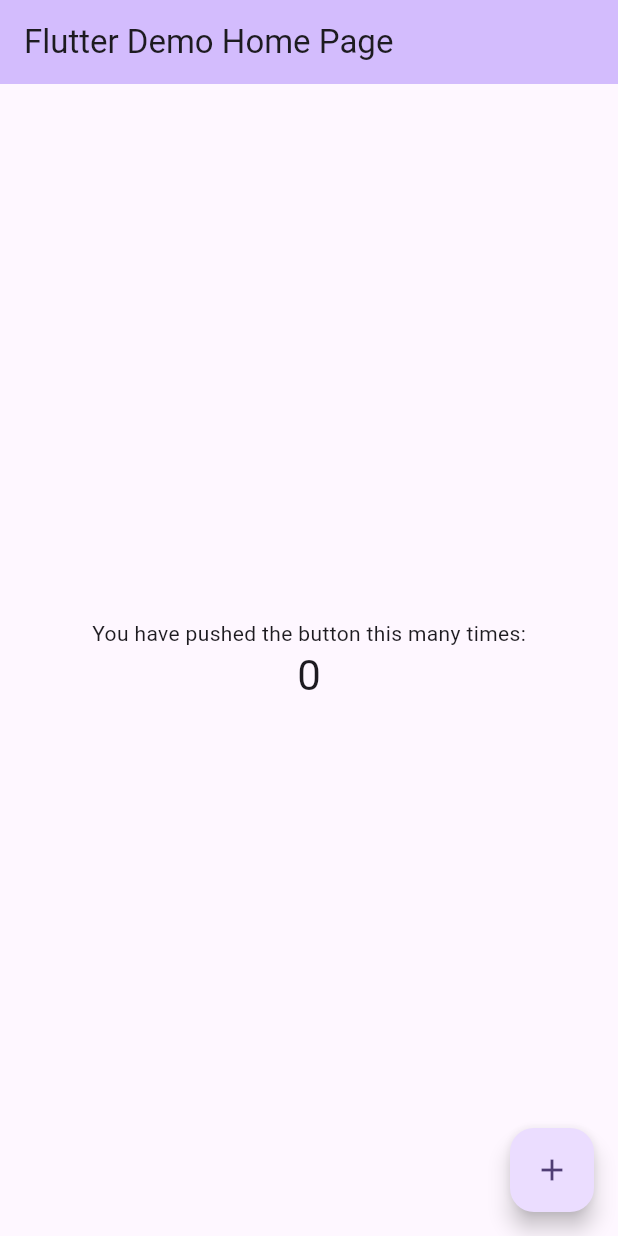
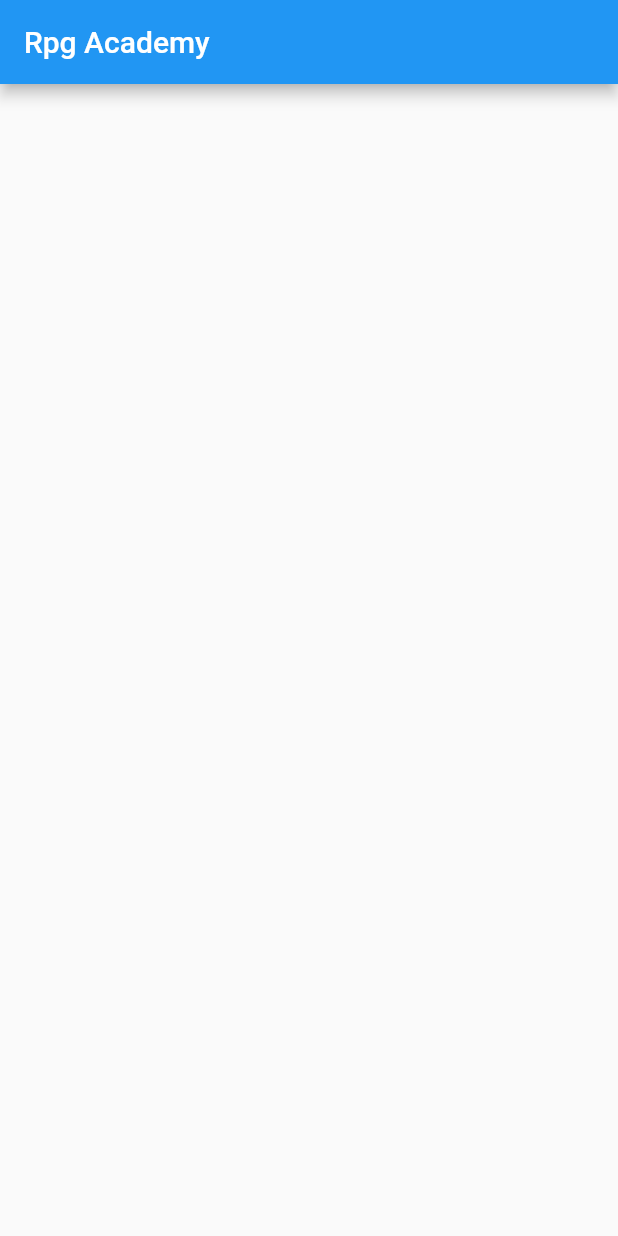
Before and after one commit to GilsonAndre/dados_rpg, a Flutter app: the screen it shows after launch, on a phone screen of 412 x 824 dp. Run offline on Flutter 3.47's test engine with Material 2 defaults, Android fonts, the phone set to English and light mode, and no system bars.

Commit message:
Criando pagina da seleção dos dados

```diff
--- /dev/null
+++ b/lib/data/pick_dice.dart
@@ -0,0 +1,21 @@
+import 'package:flutter/material.dart';
+
+class PickDice extends StatefulWidget {
+  const PickDice({super.key});
+
+  @override
+  State<PickDice> createState() => _PickDiceState();
+}
+
+class _PickDiceState extends State<PickDice> {
+  @override
+  Widget build(BuildContext context) {
+    return MaterialApp(
+      home: Scaffold(
+        appBar: AppBar(
+          title: const Text('Rpg Academy'),
+        ),
+      ),
+    );
+  }
+}
--- a/lib/main.dart
+++ b/lib/main.dart
@@ -1,3 +1,4 @@
+import 'package:dados_rpg/data/pick_dice.dart';
 import 'package:flutter/material.dart';
 
 void main() {
@@ -10,116 +11,9 @@ class MyApp extends StatelessWidget {
   // This widget is the root of your application.
   @override
   Widget build(BuildContext context) {
-    return MaterialApp(
-      title: 'Flutter Demo',
-      theme: ThemeData(
-        // This is the theme of your application.
-        //
-        // TRY THIS: Try running your application with "flutter run". You'll see
-        // the application has a blue toolbar. Then, without quitting the app,
-        // try changing the seedColor in the colorScheme below to Colors.green
-        // and then invoke "hot reload" (save your changes or press the "hot
-        // reload" button in a Flutter-supported IDE, or press "r" if you used
-        // the command line to start the app).
-        //
-        // Notice that the counter didn't reset back to zero; the application
-        // state is not lost during the reload. To reset the state, use hot
-        // restart instead.
-        //
-        // This works for code too, not just values: Most code changes can be
-        // tested with just a hot reload.
-        colorScheme: ColorScheme.fromSeed(seedColor: Colors.deepPurple),
-        useMaterial3: true,
-      ),
-      home: const MyHomePage(title: 'Flutter Demo Home Page'),
+    return const MaterialApp(
+      title: 'Rpg Academy',
+      home: PickDice(),
     );
   }
 }
-
-class MyHomePage extends StatefulWidget {
-  const MyHomePage({super.key, required this.title});
-
-  // This widget is the home page of your application. It is stateful, meaning
-  // that it has a State object (defined below) that contains fields that affect
-  // how it looks.
-
-  // This class is the configuration for the state. It holds the values (in this
-  // case the title) provided by the parent (in this case the App widget) and
-  // used by the build method of the State. Fields in a Widget subclass are
-  // always marked "final".
-
-  final String title;
-
-  @override
-  State<MyHomePage> createState() => _MyHomePageState();
-}
-
-class _MyHomePageState extends State<MyHomePage> {
-  int _counter = 0;
-
-  void _incrementCounter() {
-    setState(() {
-      // This call to setState tells the Flutter framework that something has
-      // changed in this State, which causes it to rerun the build method below
-      // so that the display can reflect the updated values. If we changed
-      // _counter without calling setState(), then the build method would not be
-      // called again, and so nothing would appear to happen.
-      _counter++;
-    });
-  }
-
-  @override
-  Widget build(BuildContext context) {
-    // This method is rerun every time setState is called, for instance as done
-    // by the _incrementCounter method above.
-    //
-    // The Flutter framework has been optimized to make rerunning build methods
-    // fast, so that you can just rebuild anything that needs updating rather
-    // than having to individually change instances of widgets.
-    return Scaffold(
-      appBar: AppBar(
-        // TRY THIS: Try changing the color here to a specific color (to
-        // Colors.amber, perhaps?) and trigger a hot reload to see the AppBar
-        // change color while the other colors stay the same.
-        backgroundColor: Theme.of(context).colorScheme.inversePrimary,
-        // Here we take the value from the MyHomePage object that was created by
-        // the App.build method, and use it to set our appbar title.
-        title: Text(widget.title),
-      ),
-      body: Center(
-        // Center is a layout widget. It takes a single child and positions it
-        // in the middle of the parent.
-        child: Column(
-          // Column is also a layout widget. It takes a list of children and
-          // arranges them vertically. By default, it sizes itself to fit its
-          // children horizontally, and tries to be as tall as its parent.
-          //
-          // Column has various properties to control how it sizes itself and
-          // how it positions its children. Here we use mainAxisAlignment to
-          // center the children vertically; the main axis here is the vertical
-          // axis because Columns are vertical (the cross axis would be
-          // horizontal).
-          //
-          // TRY THIS: Invoke "debug painting" (choose the "Toggle Debug Paint"
-          // action in the IDE, or press "p" in the console), to see the
-          // wireframe for each widget.
-          mainAxisAlignment: MainAxisAlignment.center,
-          children: <Widget>[
-            const Text(
-              'You have pushed the button this many times:',
-            ),
-            Text(
-              '$_counter',
-              style: Theme.of(context).textTheme.headlineMedium,
-            ),
-          ],
-        ),
-      ),
-      floatingActionButton: FloatingActionButton(
-        onPressed: _incrementCounter,
-        tooltip: 'Increment',
-        child: const Icon(Icons.add),
-      ), // This trailing comma makes auto-formatting nicer for build methods.
-    );
-  }
-}
```
